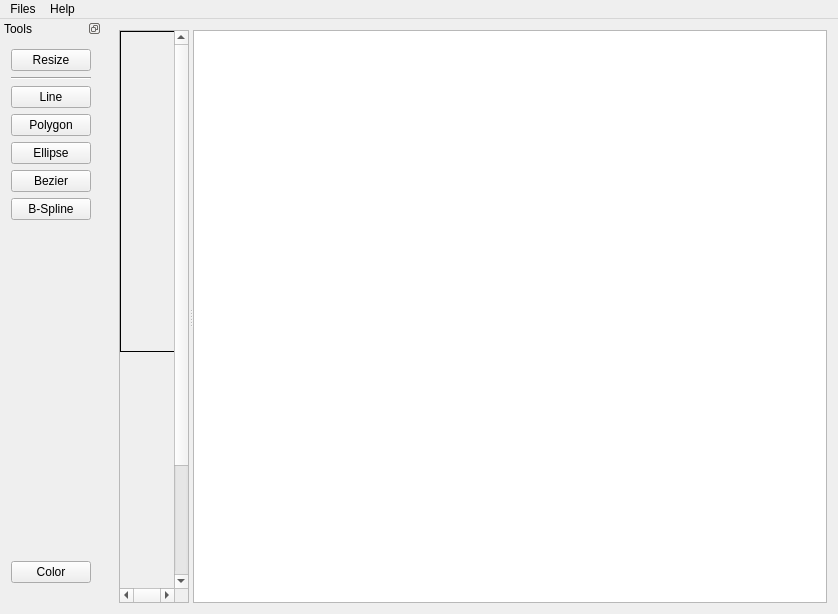
First picture: the form in source/gui/Paint-GUI/mainwindow.ui, repository wx-csy/Paint, before the edit.
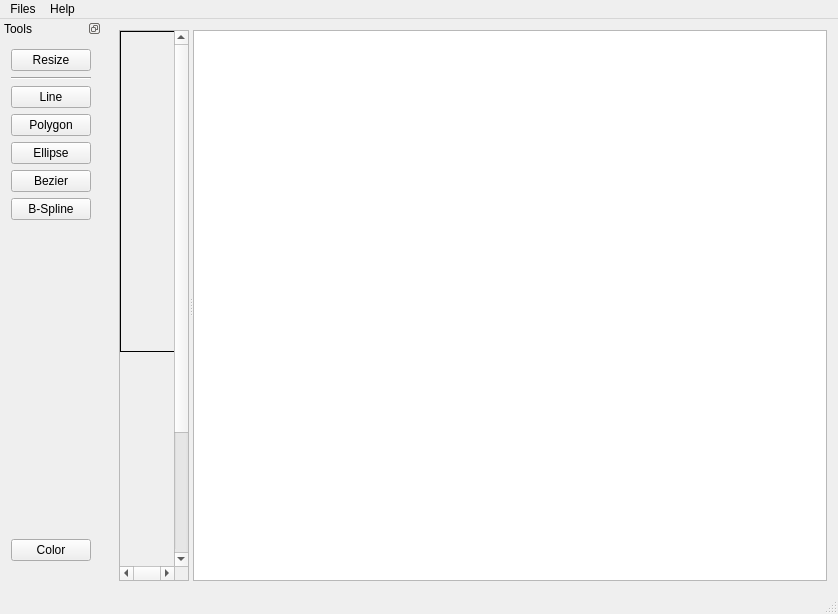
Second picture: the form after the edit. Custom widgets are drawn as their Qt base class.

```diff
--- a/source/gui/Paint-GUI/mainwindow.ui
+++ b/source/gui/Paint-GUI/mainwindow.ui
@@ -231,6 +231,7 @@
     </layout>
    </widget>
   </widget>
+  <widget class="QStatusBar" name="statusBar"/>
   <action name="actionOpen">
    <property name="text">
     <string>Open</string>
```
